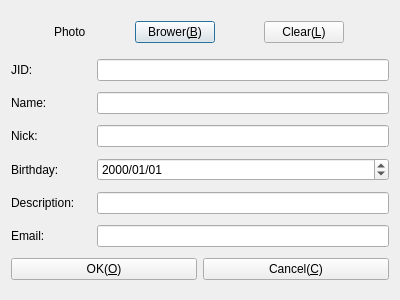
First picture: the form in Widgets/DlgUservCard/DlgUservCard.ui, repository KangLin/RabbitIm, before the edit.
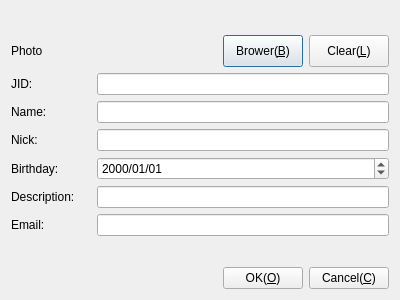
Second picture: the form after the edit. Icons and pictures are not drawn.

Patch:
```diff
--- a/Widgets/DlgUservCard/DlgUservCard.ui
+++ b/Widgets/DlgUservCard/DlgUservCard.ui
@@ -14,7 +14,7 @@
    <string>User Information</string>
   </property>
   <layout class="QGridLayout" name="gridLayout">
-   <item row="0" column="0">
+   <item row="1" column="0">
     <layout class="QHBoxLayout" name="horizontalLayout_8">
      <item>
       <widget class="QLabel" name="lbPhoto">
@@ -41,10 +41,23 @@
        </property>
       </widget>
      </item>
+     <item>
+      <spacer name="horizontalSpacer_2">
+       <property name="orientation">
+        <enum>Qt::Horizontal</enum>
+       </property>
+       <property name="sizeHint" stdset="0">
+        <size>
+         <width>40</width>
+         <height>20</height>
+        </size>
+       </property>
+      </spacer>
+     </item>
      <item>
       <widget class="QPushButton" name="pbBrower">
        <property name="sizePolicy">
-        <sizepolicy hsizetype="Fixed" vsizetype="Fixed">
+        <sizepolicy hsizetype="Preferred" vsizetype="Preferred">
          <horstretch>0</horstretch>
          <verstretch>0</verstretch>
         </sizepolicy>
@@ -57,7 +70,7 @@
      <item>
       <widget class="QPushButton" name="pbClear">
        <property name="sizePolicy">
-        <sizepolicy hsizetype="Fixed" vsizetype="Fixed">
+        <sizepolicy hsizetype="Preferred" vsizetype="Preferred">
          <horstretch>0</horstretch>
          <verstretch>0</verstretch>
         </sizepolicy>
@@ -72,13 +85,13 @@
      </item>
     </layout>
    </item>
-   <item row="1" column="0">
+   <item row="2" column="0">
     <layout class="QHBoxLayout" name="horizontalLayout_7">
      <item>
       <widget class="QLabel" name="label_6">
        <property name="sizePolicy">
-        <sizepolicy hsizetype="Minimum" vsizetype="Preferred">
-         <horstretch>0</horstretch>
+        <sizepolicy hsizetype="Preferred" vsizetype="Preferred">
+         <horstretch>1</horstretch>
          <verstretch>0</verstretch>
         </sizepolicy>
        </property>
@@ -95,6 +108,12 @@
      </item>
      <item>
       <widget class="QLineEdit" name="txtJID">
+       <property name="sizePolicy">
+        <sizepolicy hsizetype="Preferred" vsizetype="Preferred">
+         <horstretch>4</horstretch>
+         <verstretch>0</verstretch>
+        </sizepolicy>
+       </property>
        <property name="readOnly">
         <bool>true</bool>
        </property>
@@ -102,13 +121,13 @@
      </item>
     </layout>
    </item>
-   <item row="2" column="0">
+   <item row="3" column="0">
     <layout class="QHBoxLayout" name="horizontalLayout">
      <item>
       <widget class="QLabel" name="label">
        <property name="sizePolicy">
-        <sizepolicy hsizetype="Minimum" vsizetype="Preferred">
-         <horstretch>0</horstretch>
+        <sizepolicy hsizetype="Preferred" vsizetype="Preferred">
+         <horstretch>1</horstretch>
          <verstretch>0</verstretch>
         </sizepolicy>
        </property>
@@ -124,17 +143,24 @@
       </widget>
      </item>
      <item>
-      <widget class="QLineEdit" name="txtName"/>
+      <widget class="QLineEdit" name="txtName">
+       <property name="sizePolicy">
+        <sizepolicy hsizetype="Preferred" vsizetype="Preferred">
+         <horstretch>4</horstretch>
+         <verstretch>0</verstretch>
+        </sizepolicy>
+       </property>
+      </widget>
      </item>
     </layout>
    </item>
-   <item row="3" column="0">
+   <item row="4" column="0">
     <layout class="QHBoxLayout" name="horizontalLayout_2">
      <item>
       <widget class="QLabel" name="label_2">
        <property name="sizePolicy">
-        <sizepolicy hsizetype="Fixed" vsizetype="Preferred">
-         <horstretch>0</horstretch>
+        <sizepolicy hsizetype="Preferred" vsizetype="Preferred">
+         <horstretch>1</horstretch>
          <verstretch>0</verstretch>
         </sizepolicy>
        </property>
@@ -150,17 +176,24 @@
       </widget>
      </item>
      <item>
-      <widget class="QLineEdit" name="txtNick"/>
+      <widget class="QLineEdit" name="txtNick">
+       <property name="sizePolicy">
+        <sizepolicy hsizetype="Preferred" vsizetype="Preferred">
+         <horstretch>4</horstretch>
+         <verstretch>0</verstretch>
+        </sizepolicy>
+       </property>
+      </widget>
      </item>
     </layout>
    </item>
-   <item row="4" column="0">
+   <item row="5" column="0">
     <layout class="QHBoxLayout" name="horizontalLayout_3">
      <item>
       <widget class="QLabel" name="label_3">
        <property name="sizePolicy">
-        <sizepolicy hsizetype="Fixed" vsizetype="Preferred">
-         <horstretch>0</horstretch>
+        <sizepolicy hsizetype="Preferred" vsizetype="Preferred">
+         <horstretch>1</horstretch>
          <verstretch>0</verstretch>
         </sizepolicy>
        </property>
@@ -177,6 +210,12 @@
      </item>
      <item>
       <widget class="QDateEdit" name="dateBirthday">
+       <property name="sizePolicy">
+        <sizepolicy hsizetype="Preferred" vsizetype="Preferred">
+         <horstretch>4</horstretch>
+         <verstretch>0</verstretch>
+        </sizepolicy>
+       </property>
        <property name="displayFormat">
         <string>yyyy/MM/dd</string>
        </property>
@@ -184,13 +223,13 @@
      </item>
     </layout>
    </item>
-   <item row="5" column="0">
+   <item row="6" column="0">
     <layout class="QHBoxLayout" name="horizontalLayout_4">
      <item>
       <widget class="QLabel" name="label_4">
        <property name="sizePolicy">
-        <sizepolicy hsizetype="Fixed" vsizetype="Preferred">
-         <horstretch>0</horstretch>
+        <sizepolicy hsizetype="Preferred" vsizetype="Preferred">
+         <horstretch>1</horstretch>
          <verstretch>0</verstretch>
         </sizepolicy>
        </property>
@@ -206,17 +245,24 @@
       </widget>
      </item>
      <item>
-      <widget class="QLineEdit" name="txtDescription"/>
+      <widget class="QLineEdit" name="txtDescription">
+       <property name="sizePolicy">
+        <sizepolicy hsizetype="Preferred" vsizetype="Preferred">
+         <horstretch>4</horstretch>
+         <verstretch>0</verstretch>
+        </sizepolicy>
+       </property>
+      </widget>
      </item>
     </layout>
    </item>
-   <item row="6" column="0">
+   <item row="7" column="0">
     <layout class="QHBoxLayout" name="horizontalLayout_5">
      <item>
       <widget class="QLabel" name="label_5">
        <property name="sizePolicy">
-        <sizepolicy hsizetype="Fixed" vsizetype="Preferred">
-         <horstretch>0</horstretch>
+        <sizepolicy hsizetype="Preferred" vsizetype="Preferred">
+         <horstretch>1</horstretch>
          <verstretch>0</verstretch>
         </sizepolicy>
        </property>
@@ -232,16 +278,36 @@
       </widget>
      </item>
      <item>
-      <widget class="QLineEdit" name="txtEmail"/>
+      <widget class="QLineEdit" name="txtEmail">
+       <property name="sizePolicy">
+        <sizepolicy hsizetype="Preferred" vsizetype="Preferred">
+         <horstretch>4</horstretch>
+         <verstretch>0</verstretch>
+        </sizepolicy>
+       </property>
+      </widget>
      </item>
     </layout>
    </item>
-   <item row="7" column="0">
+   <item row="9" column="0">
     <layout class="QHBoxLayout" name="horizontalLayout_6">
+     <item>
+      <spacer name="horizontalSpacer">
+       <property name="orientation">
+        <enum>Qt::Horizontal</enum>
+       </property>
+       <property name="sizeHint" stdset="0">
+        <size>
+         <width>40</width>
+         <height>20</height>
+        </size>
+       </property>
+      </spacer>
+     </item>
      <item>
       <widget class="QPushButton" name="pbOK">
        <property name="sizePolicy">
-        <sizepolicy hsizetype="Preferred" vsizetype="Fixed">
+        <sizepolicy hsizetype="Preferred" vsizetype="Preferred">
          <horstretch>0</horstretch>
          <verstretch>0</verstretch>
         </sizepolicy>
@@ -280,6 +346,32 @@
      </item>
     </layout>
    </item>
+   <item row="8" column="0">
+    <spacer name="verticalSpacer">
+     <property name="orientation">
+      <enum>Qt::Vertical</enum>
+     </property>
+     <property name="sizeHint" stdset="0">
+      <size>
+       <width>20</width>
+       <height>40</height>
+      </size>
+     </property>
+    </spacer>
+   </item>
+   <item row="0" column="0">
+    <spacer name="verticalSpacer_2">
+     <property name="orientation">
+      <enum>Qt::Vertical</enum>
+     </property>
+     <property name="sizeHint" stdset="0">
+      <size>
+       <width>20</width>
+       <height>40</height>
+      </size>
+     </property>
+    </spacer>
+   </item>
   </layout>
  </widget>
  <resources>
```
